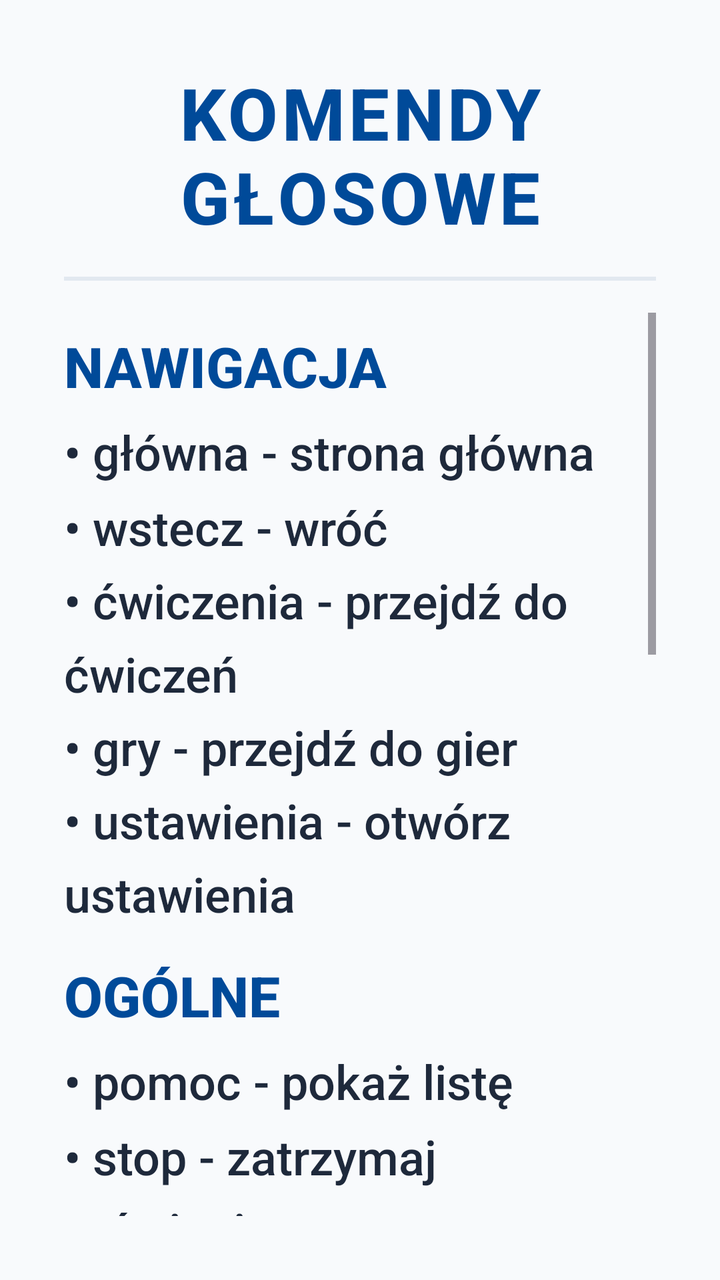
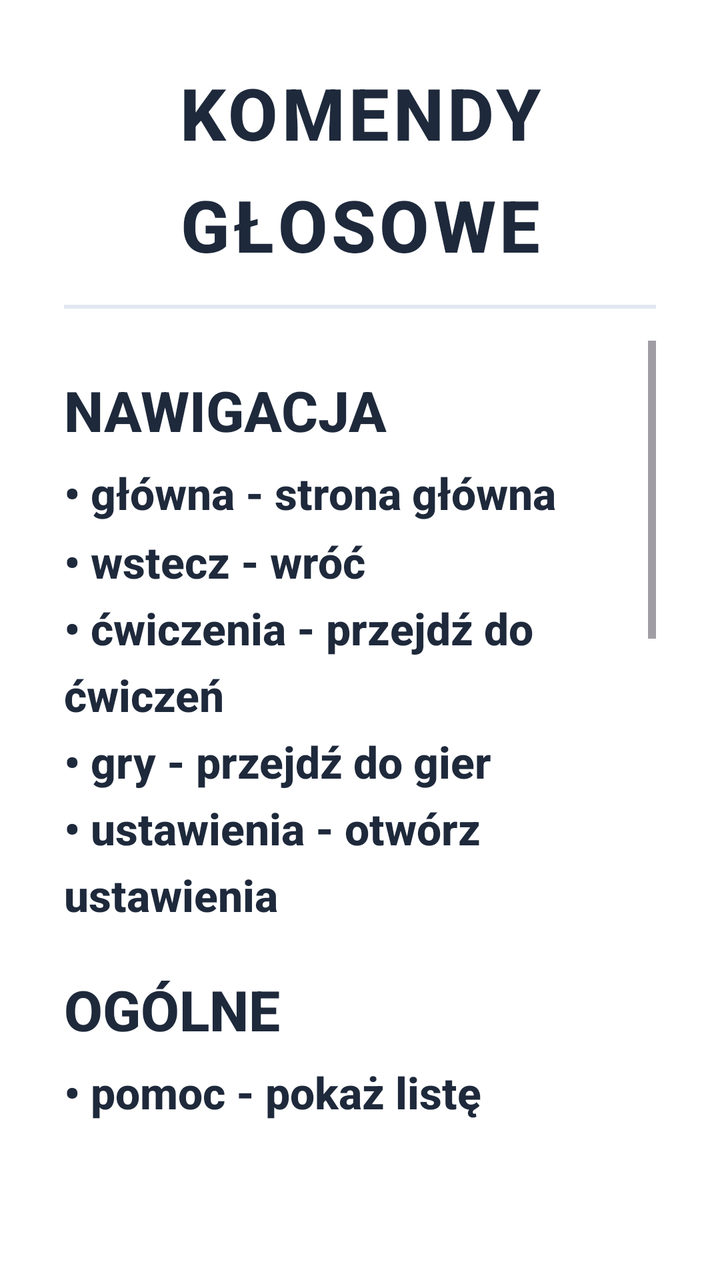

An Android layout rendered at two revisions. The XML below is the earlier revision; the diff shows what the commit changed to produce the second picture.
<!-- AndroidManifest.xml: application theme Theme.Fitnessapp -->
<!-- res/layout/dialog_voice_help.xml -->
<?xml version="1.0" encoding="utf-8"?>
<LinearLayout xmlns:android="http://schemas.android.com/apk/res/android"
    android:layout_width="match_parent"
    android:layout_height="wrap_content"
    android:orientation="vertical"
    android:padding="32dp">

    <TextView
        android:layout_width="match_parent"
        android:layout_height="wrap_content"
        android:text="@string/vh_title"
        android:textColor="#004A99"
        android:textSize="36sp"
        android:textStyle="bold"
        android:gravity="center"
        android:letterSpacing="0.05" />

    <View
        android:layout_width="match_parent"
        android:layout_height="2dp"
        android:layout_marginVertical="16dp"
        android:background="#E2E8F0" />

    <ScrollView
        android:layout_width="match_parent"
        android:layout_height="wrap_content"
        android:maxHeight="400dp">

        <LinearLayout
            android:layout_width="match_parent"
            android:layout_height="wrap_content"
            android:orientation="vertical"
            android:paddingBottom="16dp">

            <TextView
                android:layout_width="wrap_content"
                android:layout_height="wrap_content"
                android:text="@string/vh_navigation_title"
                android:textColor="#004A99"
                android:textSize="28sp"
                android:textStyle="bold"
                android:layout_marginTop="8dp" />

            <TextView
                android:layout_width="match_parent"
                android:layout_height="wrap_content"
                android:text="@string/vh_navigation_desc"
                android:textColor="#1E293B"
                android:textSize="24sp"
                android:lineSpacingMultiplier="1.3"
                android:layout_marginTop="8dp" />

            <TextView
                android:layout_width="wrap_content"
                android:layout_height="wrap_content"
                android:text="@string/vh_general_title"
                android:textColor="#004A99"
                android:textSize="28sp"
                android:textStyle="bold"
                android:layout_marginTop="16dp" />

            <TextView
                android:layout_width="match_parent"
                android:layout_height="wrap_content"
                android:text="@string/vh_general_desc"
                android:textColor="#1E293B"
                android:textSize="24sp"
                android:lineSpacingMultiplier="1.3"
                android:layout_marginTop="8dp" />

            <TextView
                android:layout_width="wrap_content"
                android:layout_height="wrap_content"
                android:text="@string/vh_exercises_title"
                android:textColor="#004A99"
                android:textSize="28sp"
                android:textStyle="bold"
                android:layout_marginTop="16dp" />

            <TextView
                android:layout_width="match_parent"
                android:layout_height="wrap_content"
                android:text="@string/vh_exercises_desc"
                android:textColor="#1E293B"
                android:textSize="24sp"
                android:lineSpacingMultiplier="1.3"
                android:layout_marginTop="8dp" />

            <TextView
                android:layout_width="wrap_content"
                android:layout_height="wrap_content"
                android:text="@string/vh_games_title"
                android:textColor="#004A99"
                android:textSize="28sp"
                android:textStyle="bold"
                android:layout_marginTop="16dp" />

            <TextView
                android:layout_width="match_parent"
                android:layout_height="wrap_content"
                android:text="@string/vh_games_desc"
                android:textColor="#1E293B"
                android:textSize="24sp"
                android:lineSpacingMultiplier="1.3"
                android:layout_marginTop="8dp" />

        </LinearLayout>
    </ScrollView>

</LinearLayout>
<!-- resources referenced by this layout -->
<resources>
  <string name="vh_exercises_desc">• następne ćwiczenie - przejdź dalej\n• start lub zaczynamy - rozpocznij\n• zakończ lub koniec - zakończ trening\n• czytaj opis - przeczytaj opis ćwiczenia</string>
  <string name="vh_exercises_title">ĆWICZENIA</string>
  <string name="vh_games_desc">• łatwy, średni, trudny - wybierz poziom\n• start - rozpocznij grę\n• nowa gra - zacznij od nowa</string>
  <string name="vh_games_title">GRY</string>
  <string name="vh_general_desc">• pomoc - pokaż listę\n• stop - zatrzymaj mówienie\n• czytaj - przeczytaj ekran\n• powtórz - powtórz wiadomość</string>
  <string name="vh_general_title">OGÓLNE</string>
  <string name="vh_navigation_desc">• główna - strona główna\n• wstecz - wróć\n• ćwiczenia - przejdź do ćwiczeń\n• gry - przejdź do gier\n• ustawienia - otwórz ustawienia</string>
  <string name="vh_navigation_title">NAWIGACJA</string>
  <string name="vh_title">KOMENDY GŁOSOWE</string>
  <style name="Theme.Fitnessapp" parent="Base.Theme.Fitnessapp" />
  <style name="Base.Theme.Fitnessapp" parent="Theme.Material3.Light.NoActionBar">
          
          <item name="android:fontFamily">sans-serif-medium</item>
          <item name="android:textAllCaps">false</item>
          <item name="android:textColor">#0F172A</item>
          <item name="android:windowBackground">#F8FAFC</item>
      </style>
</resources>

<!-- the commit's change to res/layout/dialog_voice_help.xml (unified diff, before → after) -->
@@ -3,16 +3,18 @@
     android:layout_width="match_parent"
     android:layout_height="wrap_content"
     android:orientation="vertical"
+    android:background="#FFFFFF"
     android:padding="32dp">
 
     <TextView
         android:layout_width="match_parent"
         android:layout_height="wrap_content"
         android:text="@string/vh_title"
-        android:textColor="#004A99"
+        android:textColor="#1E293B"
         android:textSize="36sp"
         android:textStyle="bold"
         android:gravity="center"
+        android:lineSpacingMultiplier="1.3"
         android:letterSpacing="0.05" />
 
     <View
@@ -23,8 +25,8 @@
 
     <ScrollView
         android:layout_width="match_parent"
-        android:layout_height="wrap_content"
-        android:maxHeight="400dp">
+        android:layout_height="400dp"
+        android:fillViewport="true">
 
         <LinearLayout
             android:layout_width="match_parent"
@@ -36,17 +38,19 @@
                 android:layout_width="wrap_content"
                 android:layout_height="wrap_content"
                 android:text="@string/vh_navigation_title"
-                android:textColor="#004A99"
+                android:textColor="#1E293B"
                 android:textSize="28sp"
                 android:textStyle="bold"
-                android:layout_marginTop="8dp" />
+                android:lineSpacingMultiplier="1.3"
+                android:layout_marginTop="16dp" />
 
             <TextView
                 android:layout_width="match_parent"
                 android:layout_height="wrap_content"
                 android:text="@string/vh_navigation_desc"
                 android:textColor="#1E293B"
-                android:textSize="24sp"
+                android:textSize="22sp"
+                android:textStyle="bold"
                 android:lineSpacingMultiplier="1.3"
                 android:layout_marginTop="8dp" />
 
@@ -54,17 +58,19 @@
                 android:layout_width="wrap_content"
                 android:layout_height="wrap_content"
                 android:text="@string/vh_general_title"
-                android:textColor="#004A99"
+                android:textColor="#1E293B"
                 android:textSize="28sp"
                 android:textStyle="bold"
-                android:layout_marginTop="16dp" />
+                android:lineSpacingMultiplier="1.3"
+                android:layout_marginTop="24dp" />
 
             <TextView
                 android:layout_width="match_parent"
                 android:layout_height="wrap_content"
                 android:text="@string/vh_general_desc"
                 android:textColor="#1E293B"
-                android:textSize="24sp"
+                android:textSize="22sp"
+                android:textStyle="bold"
                 android:lineSpacingMultiplier="1.3"
                 android:layout_marginTop="8dp" />
 
@@ -72,17 +78,19 @@
                 android:layout_width="wrap_content"
                 android:layout_height="wrap_content"
                 android:text="@string/vh_exercises_title"
-                android:textColor="#004A99"
+                android:textColor="#1E293B"
                 android:textSize="28sp"
                 android:textStyle="bold"
-                android:layout_marginTop="16dp" />
+                android:lineSpacingMultiplier="1.3"
+                android:layout_marginTop="24dp" />
 
             <TextView
                 android:layout_width="match_parent"
                 android:layout_height="wrap_content"
                 android:text="@string/vh_exercises_desc"
                 android:textColor="#1E293B"
-                android:textSize="24sp"
+                android:textSize="22sp"
+                android:textStyle="bold"
                 android:lineSpacingMultiplier="1.3"
                 android:layout_marginTop="8dp" />
 
@@ -90,17 +98,19 @@
                 android:layout_width="wrap_content"
                 android:layout_height="wrap_content"
                 android:text="@string/vh_games_title"
-                android:textColor="#004A99"
+                android:textColor="#1E293B"
                 android:textSize="28sp"
                 android:textStyle="bold"
-                android:layout_marginTop="16dp" />
+                android:lineSpacingMultiplier="1.3"
+                android:layout_marginTop="24dp" />
 
             <TextView
                 android:layout_width="match_parent"
                 android:layout_height="wrap_content"
                 android:text="@string/vh_games_desc"
                 android:textColor="#1E293B"
-                android:textSize="24sp"
+                android:textSize="22sp"
+                android:textStyle="bold"
                 android:lineSpacingMultiplier="1.3"
                 android:layout_marginTop="8dp" />
 
